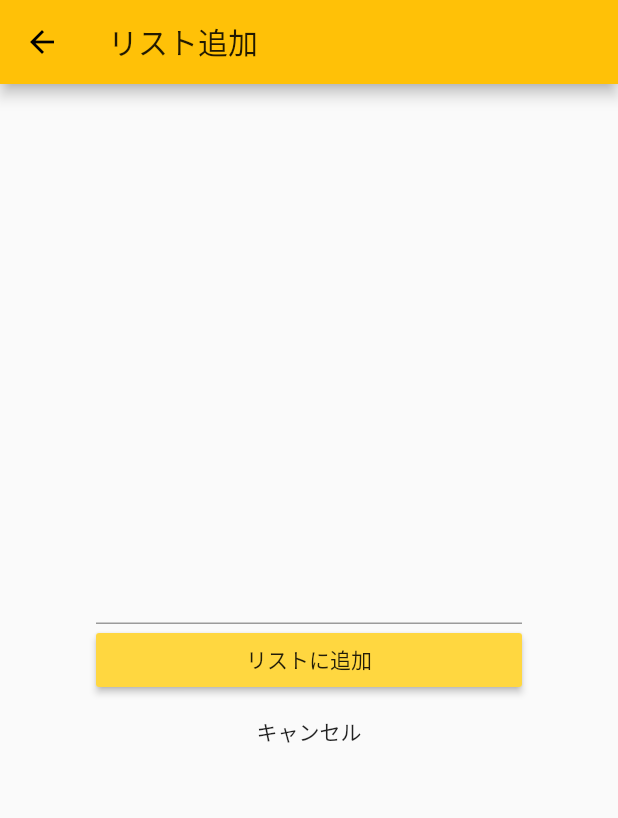
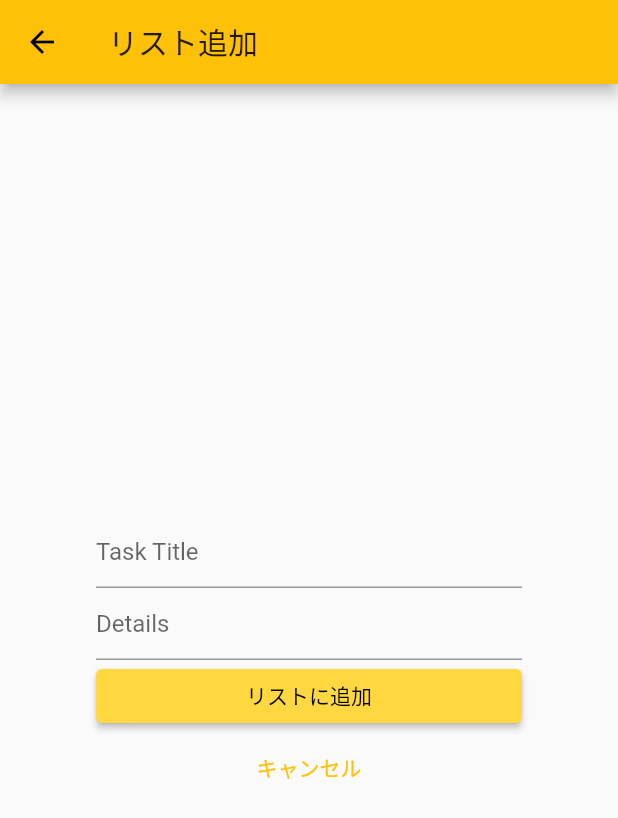
Before and after one commit to ReiyaMori/todo_test_flutter, a Flutter app: the screen it shows after launch, after a tap on the "add" icon, on a phone screen of 412 x 824 dp. Shown: the top 818 px of the screen. Run offline on Flutter 3.47's test engine with Material 2 defaults, Android fonts, the phone set to English and light mode, and no system bars.

Commit message:
ver1完成

```diff
--- /dev/null
+++ b/lib/list_add_page.dart
@@ -0,0 +1,91 @@
+import 'package:flutter/material.dart';
+
+//**************************
+//リスト追加画面
+class TodoAddPage extends StatefulWidget{
+  @override
+  _TodoAddPageState createState()=> new _TodoAddPageState();
+}
+
+
+//リスト追加ステート
+class _TodoAddPageState extends State<TodoAddPage>{
+  //入力されたテキストをデータとして持つ
+  Map _task = {'title': '','details': ''};
+
+  //データを元にしたWidget
+  @override
+  Widget build(BuildContext context){
+    return Scaffold(
+      appBar: AppBar(
+        title: Text('リスト追加'),
+      ),
+      body: Container(
+        //全体に余白をつける
+        padding: EdgeInsets.all(64),
+        child: Column(
+          mainAxisAlignment: MainAxisAlignment.center,
+          children: <Widget>[
+            //入力されたテキストを表示
+            // Text(_task['title'], style: TextStyle(color: Colors.blue)),
+            //テキストフィールド
+            TextField(
+              decoration: InputDecoration(
+                hintText: 'Task Title'
+              ),
+              onChanged: (String value){
+                //ステートの変更を知らせて、画面を更新する
+                setState(() {
+                  //データを変更
+                  _task['title'] = value;
+                });
+              },
+            ),
+            TextField(
+              decoration: InputDecoration(
+                  hintText: 'Details'
+              ),
+              onChanged: (String value){
+                //ステートの変更を知らせて、画面を更新する
+                setState(() {
+                  //データを変更
+                  _task['details'] = value;
+                });
+              },
+            ),
+            //リスト追加ボタン
+            Container(
+              //横幅いっぱいに広げる
+              width: double.infinity,
+              child: ElevatedButton(
+                style: ElevatedButton.styleFrom(
+                  primary: Colors.amberAccent,
+                ),
+                //ボタンに表示するテキスト
+                child: Text('リストに追加'),
+                //popで前の画面に戻る
+                //popの引数にデータを渡す
+                onPressed: (){
+                  Navigator.of(context).pop(_task);
+                },
+              ),
+            ),
+            //キャンセルボタン
+            Container(
+              //横幅いっぱいに広げる
+              width: double.infinity,
+              //キャンセルボタン
+              child: TextButton(
+                onPressed: (){
+                  //前の画面に戻る処理
+                  Navigator.of(context).pop();
+                },
+                child: Text('キャンセル'),
+              ),
+            ),
+          ],
+        ),
+      ),
+    );
+  }
+}
--- a/lib/main.dart
+++ b/lib/main.dart
@@ -1,9 +1,11 @@
-import 'package:flutter/cupertino.dart';
+import 'package:todo_test_app/list_add_page.dart';
+import 'package:todo_test_app/task_edit.dart';
 import 'package:flutter/material.dart';
 
 void main()=>runApp(new MyTodoApp());
 
 class MyTodoApp extends StatelessWidget{
+
   @override
   Widget build(BuildContext context){
     return MaterialApp(
@@ -18,110 +20,114 @@ class MyTodoApp extends StatelessWidget{
   }
 }
 
-//リスト一覧画面
-class TodoListPage extends StatelessWidget{
+//ステートフルでウィジットを起動
+class TodoListPage extends StatefulWidget{
+
+  @override
+  _TodoListPageState createState()=> new _TodoListPageState();
+}
+
+//リスト一覧画面(State)
+class _TodoListPageState extends State<TodoListPage>{
+  //TODOリスト用の配列を用意
+  List<Map> todoList = [];
+
   @override
   Widget build (BuildContext context){
     return Scaffold(
       appBar: AppBar(
         title: Text('リスト一覧'),
       ),
-      body: ListView(
-        children: <Widget>[
-          Card(
-            child: ListTile(
-              title: Text('勉強する'),
-            ),
-          ),
-          Card(
-            child: ListTile(
-              title: Text('掃除をする'),
-            ),
-          ),
-          Card(
-            child: ListTile(
-              title: Text('皿洗いをする'),
-            ),
-          ),
-          Card(
-            child: ListTile(
-              title: Text('洗濯をする'),
-            ),
-          ),
-          Card(
-            child: ListTile(
-              title: Text('買い物に行く'),
-            ),
-          ),
-          Card(
-            child: ListTile(
-              title: Text('復習をする'),
-            ),
-          ),
-          Card(
-            child: ListTile(
-              title: Text('赤本を解く'),
-            ),
-          ),
-        ],
-      ),
+
       //FloatingActionButtonでリスト追加
       floatingActionButton: FloatingActionButton(
-        onPressed: (){
-          Navigator.of(context).push(
+        onPressed: ()async{
+          //pushでリスト画面に遷移
+          //リスト追加画面からデータを受け取る
+          final newListText = await Navigator.of(context).push(
               MaterialPageRoute(builder: (context){
                 //リスト追加画面へ遷移
                 return TodoAddPage();
               })
           );
+          if(newListText != null){
+            //  キャンセルした場合、newListTextはnullとなる
+            setState(() {
+              todoList.add(newListText);
+            });
+          }
         },
         child: Icon(Icons.add),
+      ),
+
+      //ListViewでTODOを一覧表示
+      body: ListView.builder(
+          //リストの個数を指定
+          itemCount: todoList.length,
+          //リスト内容の指定
+          itemBuilder: (context, index){
+            return Card(
+              //カードにリンク追加
+              child:InkWell(
+                onTap: (){
+                  //ボトムシートの表示
+                  showModalBottomSheet(
+                      context: context,
+                      barrierColor: Colors.black.withOpacity(0.5),
+                      builder: (BuildContext context){
+                        return Container(
+                          child: Column(
+                              mainAxisSize: MainAxisSize.max,
+                              children: <Widget>[
+                                ListTile(
+                                  leading: Icon(Icons.lightbulb, color: Colors.amber, size: 50,),
+                                  title: Text(todoList[index]['title'], style: TextStyle(fontWeight: FontWeight.bold, fontSize: 30),),
+                                  subtitle: Text(todoList[index]['details'], style: TextStyle(fontSize: 20),),
+                                ),
+                                Container(
+                                  child: Row(
+                                    mainAxisAlignment: MainAxisAlignment.end,
+                                    children: <Widget>[
+                                      TextButton(
+                                        onPressed: (){
+                                          setState(() {
+                                            todoList.removeAt(index);
+                                          });
+                                          Navigator.of(context).pop();
+                                        },
+                                        child: Text('delete', style: TextStyle(color: Colors.red),),
+                                      ),
+                                      TextButton(
+                                        onPressed: ()async{
+                                          final editTask = await Navigator.of(context).push(MaterialPageRoute(builder: (context){
+                                            return TaskEdit(todoList[index]['title'],todoList[index]['details']);
+                                          }));
+                                          if(editTask != null){
+                                            setState(() {
+                                              todoList[index] = editTask;
+                                            });
+                                          }
+                                          Navigator.of(context).pop();
+                                        },
+                                        child: Text('edit', style: TextStyle(color: Colors.blue),),
+                                      )
+                                    ],
+                                  ),
+                                )
+                              ]
+                          ),
+                        );
+
+                      }
+                  );
+                },
+                child: ListTile(
+                  title: Text(todoList[index]['title']),
+                ),
+              )
+            );
+          }
       ),
     );
   }
 }
-
-//リスト追加画面
-class TodoAddPage extends StatelessWidget{
-  @override
-  Widget build(BuildContext context){
-    return Scaffold(
-      appBar: AppBar(
-        title: Text('リスト追加'),
-      ),
-      body: Container(
-        padding: EdgeInsets.all(64),
-        child: Column(
-          mainAxisAlignment: MainAxisAlignment.center,
-          children: <Widget>[
-            //テキストフィールド
-            TextField(),
-            //リスト追加ボタン
-            Container(
-              //横幅いっぱいに広げる
-              width: double.infinity,
-              child: RaisedButton(
-                color: Colors.amberAccent,
-                child: Text('リストに追加'),
-                onPressed: (){},
-              ),
-            ),
-            //キャンセルボタン
-            Container(
-              //横幅いっぱいに広げる
-              width: double.infinity,
-              //キャンセルボタン
-              child: FlatButton(
-                onPressed: (){
-                  //前の画面に戻る処理
-                  Navigator.of(context).pop();
-                },
-                child: Text('キャンセル'),
-              ),
-            ),
-          ],
-        ),
-      ),
-    );
-  }
-}
```
Also changed, not shown: lib/task_edit.dart (added, +96 -0 lines).
